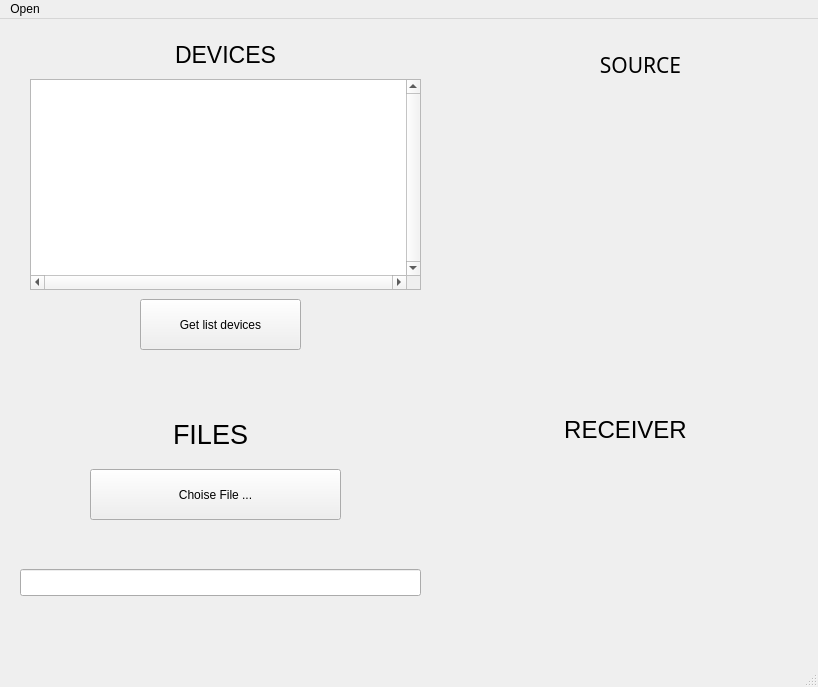
The window that rdc_tarantool.ui (picpoint/pyqt5) describes before a commit, drawn with Qt 5.
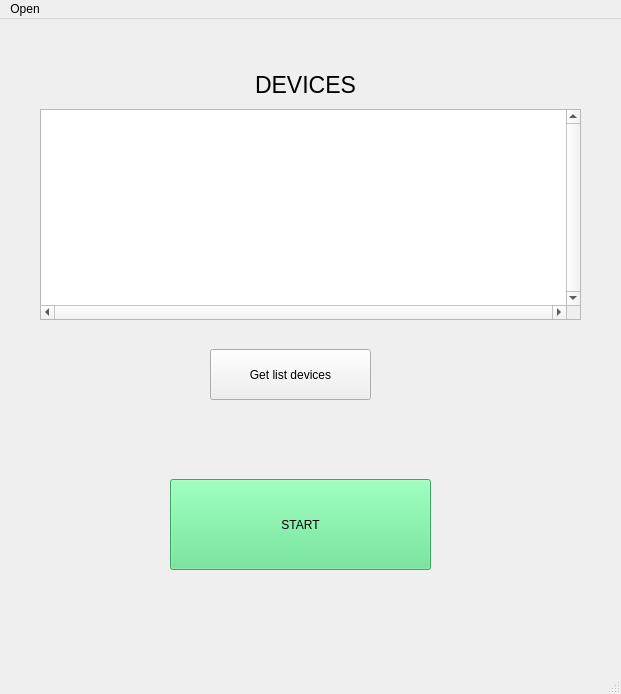
The same window after the commit. Icons and pictures are not drawn.

The edit to the form file:
```diff
--- a/rdc_tarantool.ui
+++ b/rdc_tarantool.ui
@@ -6,8 +6,8 @@
    <rect>
     <x>0</x>
     <y>0</y>
-    <width>818</width>
-    <height>687</height>
+    <width>621</width>
+    <height>694</height>
    </rect>
   </property>
   <property name="windowTitle">
@@ -18,75 +18,11 @@
     <normaloff>icons/icon_window.jpg</normaloff>icons/icon_window.jpg</iconset>
   </property>
   <widget class="QWidget" name="centralwidget">
-   <widget class="QLabel" name="label">
-    <property name="geometry">
-     <rect>
-      <x>590</x>
-      <y>30</y>
-      <width>101</width>
-      <height>31</height>
-     </rect>
-    </property>
-    <property name="font">
-     <font>
-      <family>Ubuntu Sans</family>
-      <pointsize>16</pointsize>
-      <weight>50</weight>
-      <bold>false</bold>
-     </font>
-    </property>
-    <property name="text">
-     <string>SOURCE</string>
-    </property>
-    <property name="alignment">
-     <set>Qt::AlignCenter</set>
-    </property>
-   </widget>
-   <widget class="QLabel" name="label_2">
-    <property name="geometry">
-     <rect>
-      <x>580</x>
-      <y>140</y>
-      <width>121</width>
-      <height>231</height>
-     </rect>
-    </property>
-    <property name="text">
-     <string/>
-    </property>
-    <property name="pixmap">
-     <pixmap>../../../../images.png</pixmap>
-    </property>
-    <property name="alignment">
-     <set>Qt::AlignCenter</set>
-    </property>
-   </widget>
-   <widget class="QLabel" name="label_3">
-    <property name="geometry">
-     <rect>
-      <x>540</x>
-      <y>390</y>
-      <width>171</width>
-      <height>41</height>
-     </rect>
-    </property>
-    <property name="font">
-     <font>
-      <pointsize>18</pointsize>
-     </font>
-    </property>
-    <property name="text">
-     <string>RECEIVER</string>
-    </property>
-    <property name="alignment">
-     <set>Qt::AlignCenter</set>
-    </property>
-   </widget>
    <widget class="QLabel" name="label_4">
     <property name="geometry">
      <rect>
-      <x>170</x>
-      <y>20</y>
+      <x>250</x>
+      <y>50</y>
       <width>111</width>
       <height>31</height>
      </rect>
@@ -103,33 +39,12 @@
      <set>Qt::AlignCenter</set>
     </property>
    </widget>
-   <widget class="QLabel" name="label_5">
-    <property name="geometry">
-     <rect>
-      <x>150</x>
-      <y>390</y>
-      <width>121</width>
-      <height>51</height>
-     </rect>
-    </property>
-    <property name="font">
-     <font>
-      <pointsize>20</pointsize>
-     </font>
-    </property>
-    <property name="text">
-     <string>FILES</string>
-    </property>
-    <property name="alignment">
-     <set>Qt::AlignCenter</set>
-    </property>
-   </widget>
    <widget class="QListWidget" name="listWidget">
     <property name="geometry">
      <rect>
-      <x>30</x>
-      <y>60</y>
-      <width>391</width>
+      <x>40</x>
+      <y>90</y>
+      <width>541</width>
       <height>211</height>
      </rect>
     </property>
@@ -155,8 +70,8 @@
    <widget class="QPushButton" name="pushButton">
     <property name="geometry">
      <rect>
-      <x>140</x>
-      <y>280</y>
+      <x>210</x>
+      <y>330</y>
       <width>161</width>
       <height>51</height>
      </rect>
@@ -168,24 +83,17 @@
    <widget class="QPushButton" name="pushButton_2">
     <property name="geometry">
      <rect>
-      <x>90</x>
-      <y>450</y>
-      <width>251</width>
-      <height>51</height>
+      <x>170</x>
+      <y>460</y>
+      <width>261</width>
+      <height>91</height>
      </rect>
     </property>
+    <property name="styleSheet">
+     <string notr="true">background-color: rgb(87, 227, 137);</string>
+    </property>
     <property name="text">
-     <string>Choise File ...</string>
-    </property>
-   </widget>
-   <widget class="QLineEdit" name="lineEdit">
-    <property name="geometry">
-     <rect>
-      <x>20</x>
-      <y>550</y>
-      <width>401</width>
-      <height>27</height>
-     </rect>
+     <string>START</string>
     </property>
    </widget>
   </widget>
@@ -195,7 +103,7 @@
     <rect>
      <x>0</x>
      <y>0</y>
-     <width>818</width>
+     <width>621</width>
      <height>24</height>
     </rect>
    </property>
```
Left out of the diff: 2 changed lines with no effect on the pictures.
